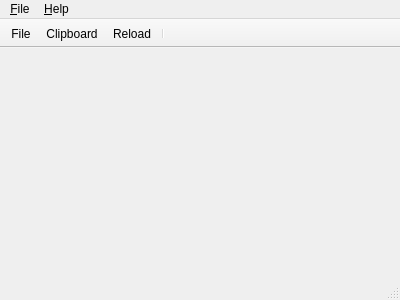
Above: mainwindow.ui from Scachi/IC-Bytetable before the change. Below: the same form after it.
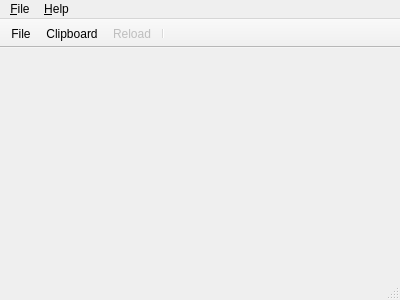
That is the form after the change. Icons and pictures are not drawn.

```diff
--- a/mainwindow.ui
+++ b/mainwindow.ui
@@ -94,6 +94,9 @@
    </property>
   </widget>
   <action name="actionReload">
+   <property name="enabled">
+    <bool>false</bool>
+   </property>
    <property name="icon">
     <iconset resource="resource.qrc">
      <normaloff>:/resources/view-refresh.ico</normaloff>:/resources/view-refresh.ico</iconset>
```
